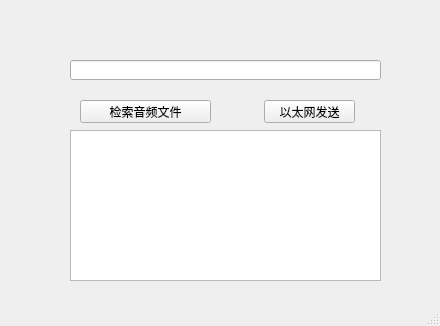
The window that gui.ui (Cricle7/Network) describes before a commit, drawn with Qt 5.
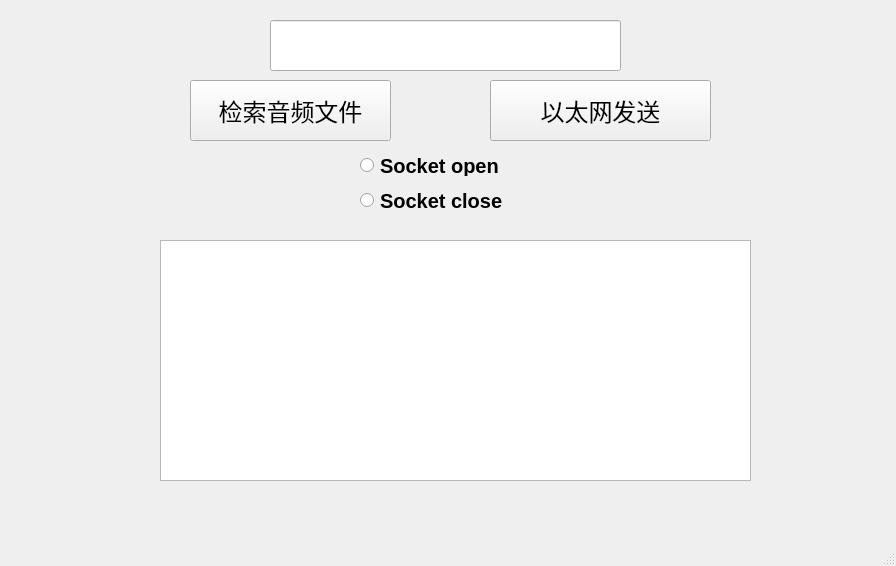
The same window after the commit.

```diff
--- a/gui.ui
+++ b/gui.ui
@@ -6,8 +6,8 @@
    <rect>
     <x>0</x>
     <y>0</y>
-    <width>440</width>
-    <height>326</height>
+    <width>896</width>
+    <height>566</height>
    </rect>
   </property>
   <property name="windowTitle">
@@ -17,22 +17,32 @@
    <widget class="QLineEdit" name="lineEdit">
     <property name="geometry">
      <rect>
-      <x>70</x>
-      <y>60</y>
-      <width>311</width>
-      <height>20</height>
+      <x>270</x>
+      <y>20</y>
+      <width>351</width>
+      <height>51</height>
      </rect>
     </property>
+    <property name="font">
+     <font>
+      <pointsize>16</pointsize>
+     </font>
+    </property>
    </widget>
    <widget class="QPushButton" name="pushButton">
     <property name="geometry">
      <rect>
-      <x>80</x>
-      <y>100</y>
-      <width>131</width>
-      <height>23</height>
+      <x>190</x>
+      <y>80</y>
+      <width>201</width>
+      <height>61</height>
      </rect>
     </property>
+    <property name="font">
+     <font>
+      <pointsize>18</pointsize>
+     </font>
+    </property>
     <property name="text">
      <string>检索音频文件</string>
     </property>
@@ -40,12 +50,17 @@
    <widget class="QPushButton" name="pushButton_2">
     <property name="geometry">
      <rect>
-      <x>264</x>
-      <y>100</y>
-      <width>91</width>
-      <height>23</height>
+      <x>490</x>
+      <y>80</y>
+      <width>221</width>
+      <height>61</height>
      </rect>
     </property>
+    <property name="font">
+     <font>
+      <pointsize>18</pointsize>
+     </font>
+    </property>
     <property name="acceptDrops">
      <bool>true</bool>
     </property>
@@ -56,11 +71,56 @@
    <widget class="QTextBrowser" name="textBrowser">
     <property name="geometry">
      <rect>
-      <x>70</x>
-      <y>130</y>
-      <width>311</width>
-      <height>151</height>
+      <x>160</x>
+      <y>240</y>
+      <width>591</width>
+      <height>241</height>
      </rect>
+    </property>
+    <property name="font">
+     <font>
+      <pointsize>16</pointsize>
+     </font>
+    </property>
+   </widget>
+   <widget class="QRadioButton" name="radioButton">
+    <property name="geometry">
+     <rect>
+      <x>360</x>
+      <y>155</y>
+      <width>171</width>
+      <height>21</height>
+     </rect>
+    </property>
+    <property name="font">
+     <font>
+      <pointsize>15</pointsize>
+      <weight>75</weight>
+      <bold>true</bold>
+     </font>
+    </property>
+    <property name="text">
+     <string>Socket open</string>
+    </property>
+   </widget>
+   <widget class="QRadioButton" name="radioButton_2">
+    <property name="geometry">
+     <rect>
+      <x>360</x>
+      <y>190</y>
+      <width>171</width>
+      <height>21</height>
+     </rect>
+    </property>
+    <property name="font">
+     <font>
+      <pointsize>15</pointsize>
+      <weight>75</weight>
+      <bold>true</bold>
+     </font>
+    </property>
+    <property name="text">
+     <string>Socket close</string>
     </property>
    </widget>
   </widget>
```
Left out of the diff: 2 changed lines with no effect on the pictures.
